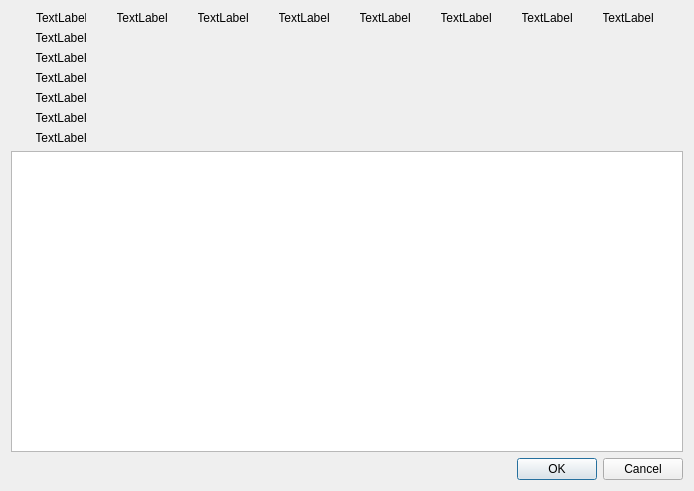
Above: calendardialog.ui from Tauski/IdealPDA_Windows before the change. Below: the same form after it.
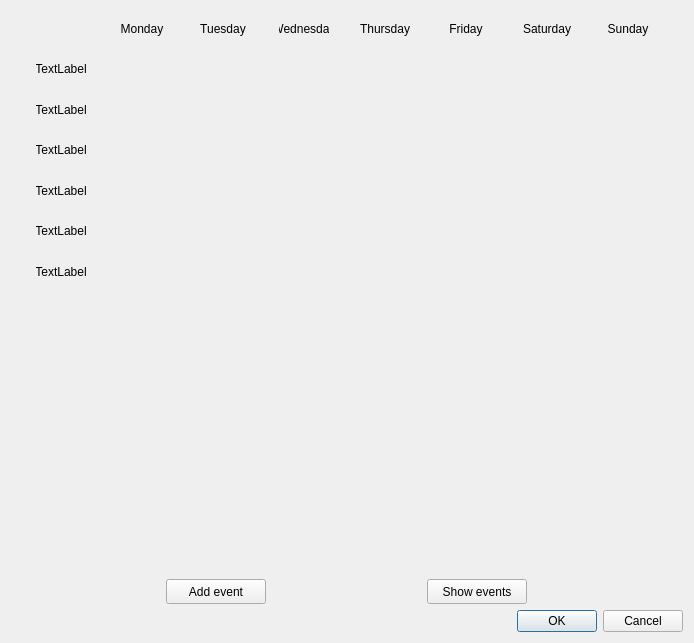
That is the form after the change.

What changed in the file:
```diff
--- a/calendardialog.ui
+++ b/calendardialog.ui
@@ -7,7 +7,7 @@
     <x>0</x>
     <y>0</y>
     <width>694</width>
-    <height>491</height>
+    <height>643</height>
    </rect>
   </property>
   <property name="windowTitle">
@@ -15,9 +15,25 @@
   </property>
   <layout class="QVBoxLayout" name="verticalLayout">
    <item>
-    <layout class="QGridLayout" name="gridLayout">
-     <item row="0" column="2">
-      <widget class="QLabel" name="label_4">
+    <layout class="QGridLayout" name="calendarButtonLayout">
+     <item row="1" column="0">
+      <widget class="QLabel" name="label_2">
+       <property name="maximumSize">
+        <size>
+         <width>50</width>
+         <height>50</height>
+        </size>
+       </property>
+       <property name="text">
+        <string>TextLabel</string>
+       </property>
+       <property name="alignment">
+        <set>Qt::AlignCenter</set>
+       </property>
+      </widget>
+     </item>
+     <item row="5" column="0">
+      <widget class="QLabel" name="label_13">
        <property name="maximumSize">
         <size>
          <width>50</width>
@@ -41,15 +57,34 @@
         </size>
        </property>
        <property name="text">
-        <string>TextLabel</string>
+        <string>Thursday</string>
        </property>
        <property name="alignment">
         <set>Qt::AlignCenter</set>
        </property>
       </widget>
      </item>
-     <item row="0" column="5">
-      <widget class="QLabel" name="label_7">
+     <item row="0" column="7">
+      <widget class="QLabel" name="label_9">
+       <property name="enabled">
+        <bool>true</bool>
+       </property>
+       <property name="maximumSize">
+        <size>
+         <width>50</width>
+         <height>50</height>
+        </size>
+       </property>
+       <property name="text">
+        <string>Sunday</string>
+       </property>
+       <property name="alignment">
+        <set>Qt::AlignCenter</set>
+       </property>
+      </widget>
+     </item>
+     <item row="2" column="0">
+      <widget class="QLabel" name="label_10">
        <property name="maximumSize">
         <size>
          <width>50</width>
@@ -73,23 +108,7 @@
         </size>
        </property>
        <property name="text">
-        <string>TextLabel</string>
-       </property>
-       <property name="alignment">
-        <set>Qt::AlignCenter</set>
-       </property>
-      </widget>
-     </item>
-     <item row="1" column="0">
-      <widget class="QLabel" name="label_2">
-       <property name="maximumSize">
-        <size>
-         <width>50</width>
-         <height>50</height>
-        </size>
-       </property>
-       <property name="text">
-        <string>TextLabel</string>
+        <string>Saturday</string>
        </property>
        <property name="alignment">
         <set>Qt::AlignCenter</set>
@@ -112,8 +131,8 @@
        </property>
       </widget>
      </item>
-     <item row="2" column="0">
-      <widget class="QLabel" name="label_10">
+     <item row="0" column="2">
+      <widget class="QLabel" name="label_4">
        <property name="maximumSize">
         <size>
          <width>50</width>
@@ -121,55 +140,7 @@
         </size>
        </property>
        <property name="text">
-        <string>TextLabel</string>
-       </property>
-       <property name="alignment">
-        <set>Qt::AlignCenter</set>
-       </property>
-      </widget>
-     </item>
-     <item row="5" column="0">
-      <widget class="QLabel" name="label_13">
-       <property name="maximumSize">
-        <size>
-         <width>50</width>
-         <height>50</height>
-        </size>
-       </property>
-       <property name="text">
-        <string>TextLabel</string>
-       </property>
-       <property name="alignment">
-        <set>Qt::AlignCenter</set>
-       </property>
-      </widget>
-     </item>
-     <item row="0" column="3">
-      <widget class="QLabel" name="label_5">
-       <property name="maximumSize">
-        <size>
-         <width>50</width>
-         <height>50</height>
-        </size>
-       </property>
-       <property name="text">
-        <string>TextLabel</string>
-       </property>
-       <property name="alignment">
-        <set>Qt::AlignCenter</set>
-       </property>
-      </widget>
-     </item>
-     <item row="0" column="1">
-      <widget class="QLabel" name="label_3">
-       <property name="maximumSize">
-        <size>
-         <width>50</width>
-         <height>50</height>
-        </size>
-       </property>
-       <property name="text">
-        <string>TextLabel</string>
+        <string>Tuesday</string>
        </property>
        <property name="alignment">
         <set>Qt::AlignCenter</set>
@@ -192,8 +163,8 @@
        </property>
       </widget>
      </item>
-     <item row="0" column="7">
-      <widget class="QLabel" name="label_9">
+     <item row="0" column="3">
+      <widget class="QLabel" name="label_5">
        <property name="maximumSize">
         <size>
          <width>50</width>
@@ -201,7 +172,23 @@
         </size>
        </property>
        <property name="text">
-        <string>TextLabel</string>
+        <string>Wednesday</string>
+       </property>
+       <property name="alignment">
+        <set>Qt::AlignCenter</set>
+       </property>
+      </widget>
+     </item>
+     <item row="0" column="5">
+      <widget class="QLabel" name="label_7">
+       <property name="maximumSize">
+        <size>
+         <width>50</width>
+         <height>50</height>
+        </size>
+       </property>
+       <property name="text">
+        <string>Friday</string>
        </property>
        <property name="alignment">
         <set>Qt::AlignCenter</set>
@@ -224,8 +211,8 @@
        </property>
       </widget>
      </item>
-     <item row="0" column="0">
-      <widget class="QLabel" name="label">
+     <item row="0" column="1">
+      <widget class="QLabel" name="label_3">
        <property name="maximumSize">
         <size>
          <width>50</width>
@@ -233,14 +220,49 @@
         </size>
        </property>
        <property name="text">
-        <string>TextLabel</string>
+        <string>Monday</string>
        </property>
+       <property name="alignment">
+        <set>Qt::AlignCenter</set>
+       </property>
       </widget>
      </item>
     </layout>
    </item>
    <item>
-    <widget class="QTableView" name="tableView"/>
+    <widget class="QWidget" name="cd_widget_eventList" native="true">
+     <layout class="QVBoxLayout" name="cd_vl_eventListLayout"/>
+    </widget>
+   </item>
+   <item>
+    <layout class="QHBoxLayout" name="horizontalLayout">
+     <item>
+      <widget class="QPushButton" name="cd_pb_addEvents">
+       <property name="maximumSize">
+        <size>
+         <width>100</width>
+         <height>25</height>
+        </size>
+       </property>
+       <property name="text">
+        <string>Add event</string>
+       </property>
+      </widget>
+     </item>
+     <item>
+      <widget class="QPushButton" name="cd_pb_showEvents">
+       <property name="maximumSize">
+        <size>
+         <width>100</width>
+         <height>25</height>
+        </size>
+       </property>
+       <property name="text">
+        <string>Show events</string>
+       </property>
+      </widget>
+     </item>
+    </layout>
    </item>
    <item>
     <widget class="QDialogButtonBox" name="buttonBox">
```
